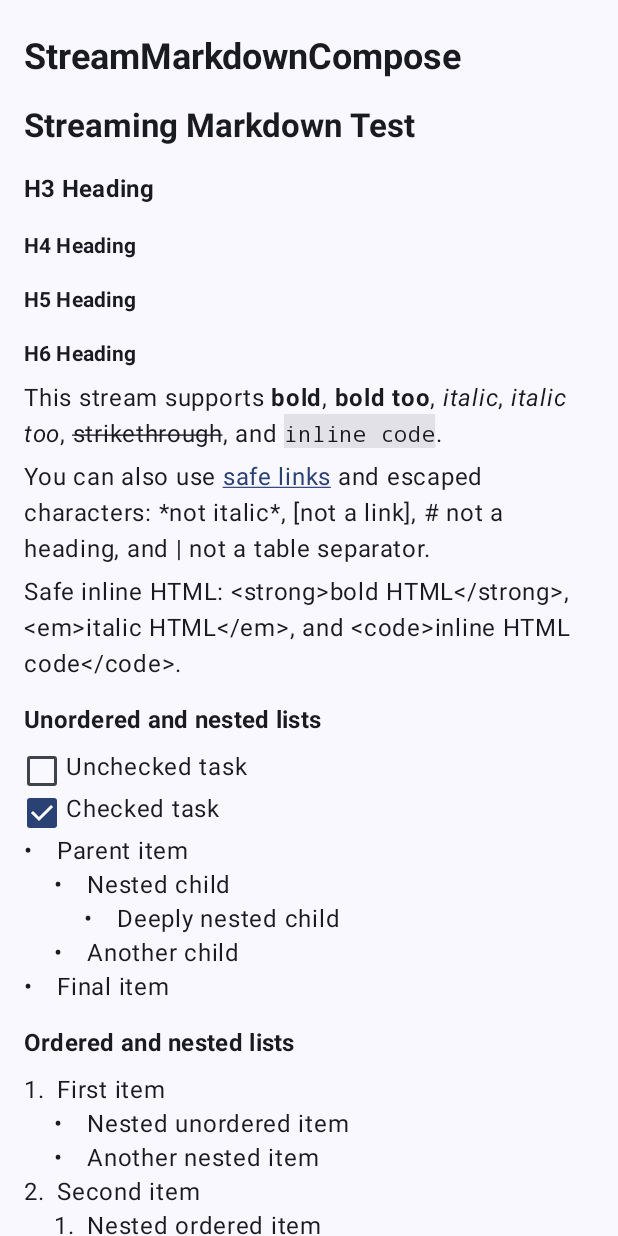
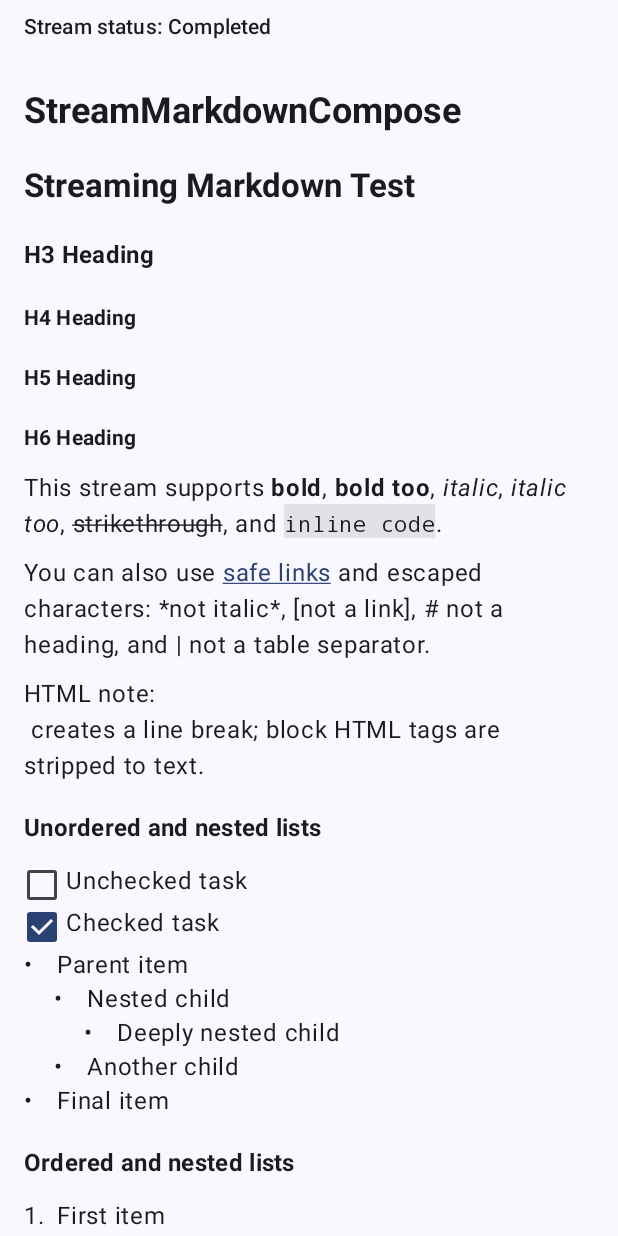
Before and after one commit to valentineRutto/StreamMarkdownComposeLibrary, an Android app built with Jetpack Compose: the screen it shows after launch (MainActivity), on a phone screen of 412 x 824 dp. Run offline under Robolectric (Android 15) with nearby library versions, the phone set to English and light mode, and no system bars.

Commit message:
Enhance `MainActivity` sample with custom styling and status tracking
This commit updates the sample application to demonstrate more advanced configurations of the `StreamingMarkdown` component, including custom theming and event handling. Key changes include:

- **UI Enhancements**: Added a status indicator at the top of the screen to track the Markdown stream's lifecycle (Streaming, Completed, Error) and capture link click events.
- **Custom Styling**: Demonstrated the use of `markdownStyle()` to override default typography, link colors, and block spacing.
- **Syntax Highlighting**: Integrated a custom `CodeHighlighter` using `SimpleCodeHighlighter` to illustrate how to customize syntax colors (e.g., specific function highlighting).
- **Layout Improvements**: Refactored the main layout to a `Column` with weighted scrolling for better UI structure and updated the sample Markdown content to reflect current HTML parsing capabilities (stripping block tags while supporting `<br>`).
- **Event Handling**: Updated `onLinkClick`, `onComplete`, and `onError` callbacks to reactively update the UI state instead of just logging to the console.

```diff
--- a/app/src/main/java/com/valentinerutto/streammarkdowncomposelibrary/MainActivity.kt
+++ b/app/src/main/java/com/valentinerutto/streammarkdowncomposelibrary/MainActivity.kt
@@ -4,15 +4,28 @@ import android.os.Bundle
 import androidx.activity.ComponentActivity
 import androidx.activity.compose.setContent
 import androidx.activity.enableEdgeToEdge
+import androidx.compose.foundation.layout.Column
 import androidx.compose.foundation.layout.fillMaxSize
+import androidx.compose.foundation.layout.fillMaxWidth
 import androidx.compose.foundation.layout.padding
 import androidx.compose.foundation.rememberScrollState
 import androidx.compose.foundation.verticalScroll
+import androidx.compose.material3.MaterialTheme
 import androidx.compose.material3.Scaffold
+import androidx.compose.material3.Text
+import androidx.compose.runtime.getValue
+import androidx.compose.runtime.mutableStateOf
 import androidx.compose.runtime.remember
+import androidx.compose.runtime.setValue
 import androidx.compose.ui.Modifier
+import androidx.compose.ui.graphics.Color
+import androidx.compose.ui.text.style.TextDecoration
 import androidx.compose.ui.unit.dp
+import androidx.compose.ui.unit.sp
+import com.valentinerutto.streammarkdowncompose.CodeHighlighter
+import com.valentinerutto.streammarkdowncompose.SimpleCodeHighlighter
 import com.valentinerutto.streammarkdowncompose.StreamingMarkdown
+import com.valentinerutto.streammarkdowncompose.markdownStyle
 import com.valentinerutto.streammarkdowncomposelibrary.ui.theme.StreamMarkdownComposeLibraryTheme
 import kotlinx.coroutines.delay
 import kotlinx.coroutines.flow.flow
@@ -23,6 +36,7 @@ class MainActivity : ComponentActivity() {
         enableEdgeToEdge()
         setContent {
             StreamMarkdownComposeLibraryTheme {
+                var streamStatus by remember { mutableStateOf("Streaming…") }
                 Scaffold(modifier = Modifier.fillMaxSize()) { innerPadding ->
                     val markdownFlow = remember {
                         flow {
@@ -39,7 +53,7 @@ class MainActivity : ComponentActivity() {
 
                                 You can also use [safe links](https://developer.android.com) and escaped characters: \*not italic\*, \[not a link\], \# not a heading, and \| not a table separator.
 
-                                Safe inline HTML: <strong>bold HTML</strong>, <em>italic HTML</em>, and <code>inline HTML code</code>.
+                                HTML note: <br> creates a line break; block HTML tags are stripped to text.
 
                                 ### Unordered and nested lists
 
@@ -69,7 +83,7 @@ class MainActivity : ComponentActivity() {
                                 | Task lists | Ready | Read-only checkboxes |
                                 | Tables | Ready | Horizontally scrollable |
                                 | Escapes | Ready | Backslash-aware |
-                                | HTML | Limited | Safe inline/block tags |
+                                | HTML | Limited | Block tags stripped; `<br>` supported |
 
                                 ### Quote
 
@@ -78,7 +92,7 @@ class MainActivity : ComponentActivity() {
 
                                 ### Block HTML
 
-                                <p>This is <strong>bold HTML text</strong> inside a block.</p>
+                                <p>Block HTML tags are stripped, leaving this text.</p>
 
                                 ### Horizontal rule
 
@@ -106,17 +120,54 @@ class MainActivity : ComponentActivity() {
                         }
                     }
 
-                    StreamingMarkdown(
-                        chunks = markdownFlow,
+                    val defaultStyle = markdownStyle()
+                    val customStyle = defaultStyle.copy(
+                        body = defaultStyle.body.copy(fontSize = 16.sp, lineHeight = 24.sp),
+                        link = defaultStyle.link.copy(
+                            color = MaterialTheme.colorScheme.primary,
+                            textDecoration = TextDecoration.Underline,
+                        ),
+                        codeBackground = MaterialTheme.colorScheme.surfaceVariant,
+                        codeHeaderBackground = MaterialTheme.colorScheme.secondaryContainer,
+                        blockSpacing = 14.dp,
+                    )
+                    val customHighlighter = remember {
+                        CodeHighlighter { code, language, colors ->
+                            SimpleCodeHighlighter.highlight(
+                                code = code,
+                                language = language,
+                                colors = colors.copy(function = Color(0xFF7C4DFF)),
+                            )
+                        }
+                    }
+
+                    Column(
                         modifier = Modifier
                             .fillMaxSize()
-                            .padding(innerPadding)
-                            .verticalScroll(rememberScrollState())
-                            .padding(16.dp),
-                        onLinkClick = { println("Link clicked: $it") },
-                        onComplete = { println("Complete ") },
-                        onError = { println("Error : $it") }
-                    )
+                            .padding(innerPadding),
+                    ) {
+                        Text(
+                            text = "Stream status: $streamStatus",
+                            modifier = Modifier.fillMaxWidth().padding(horizontal = 16.dp, vertical = 8.dp),
+                            style = MaterialTheme.typography.labelLarge,
+                        )
+
+                        StreamingMarkdown(
+                            chunks = markdownFlow,
+                            modifier = Modifier
+                                .fillMaxWidth()
+                                .weight(1f)
+                                .verticalScroll(rememberScrollState())
+                                .padding(16.dp),
+                            style = customStyle,
+                            highlighter = customHighlighter,
+                            onLinkClick = { url -> streamStatus = "Link selected: $url" },
+                            onError = { error ->
+                                streamStatus = "Stream failed: ${error.message ?: "unknown error"}"
+                            },
+                            onComplete = { streamStatus = "Completed" },
+                        )
+                    }
                 }
             }
         }
```
